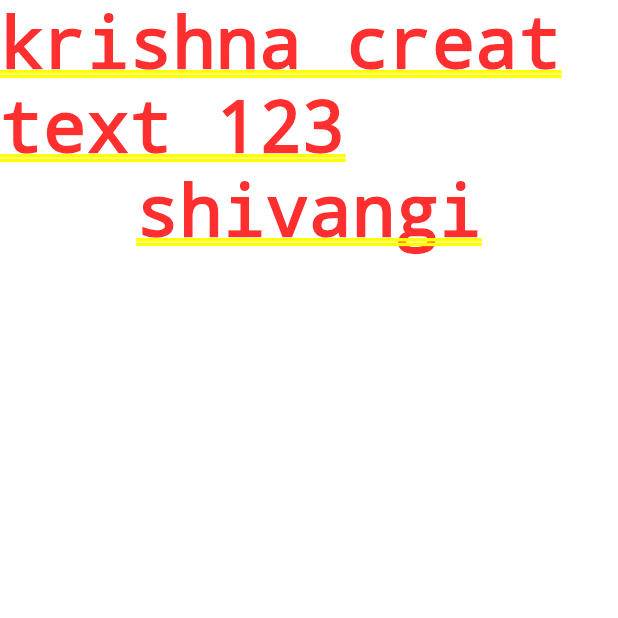
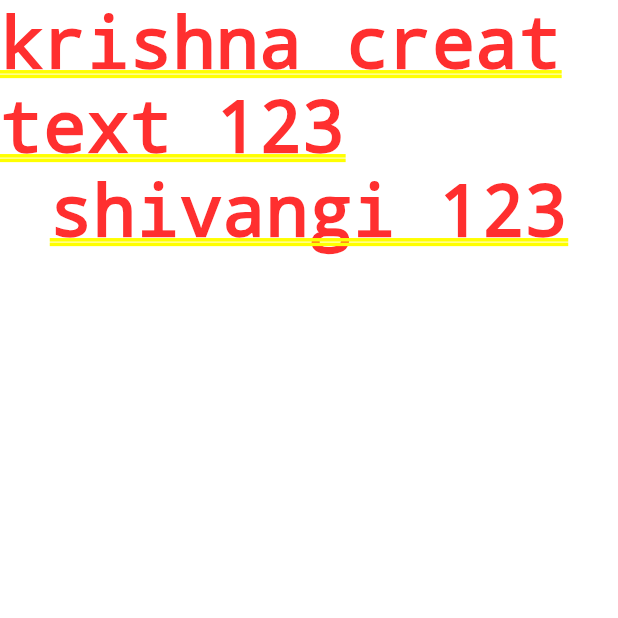
Before and after one commit to shivangi25-collab/flutter_generic_structure, a Flutter app: the screen it shows after launch, on a phone screen of 412 x 824 dp, the top half of it. Run offline on Flutter 3.47's test engine with Material 2 defaults, Android fonts, the phone set to English and light mode, and no system bars; our stand-ins replace dio, file_picker, get, get_storage, image_cropper, image_picker and 3 more.

Commit message:
splash screen changes

```diff
--- a/lib/pages/Auth/SplashPage.dart
+++ b/lib/pages/Auth/SplashPage.dart
@@ -15,7 +15,7 @@ class _SplashPageState extends State<SplashPage> {
       child: Column(
         children: [
           Text("krishna creat text 123"),
-          Text("shivangi"),
+          Text("shivangi 123"),
         ],
       ),
 
```
